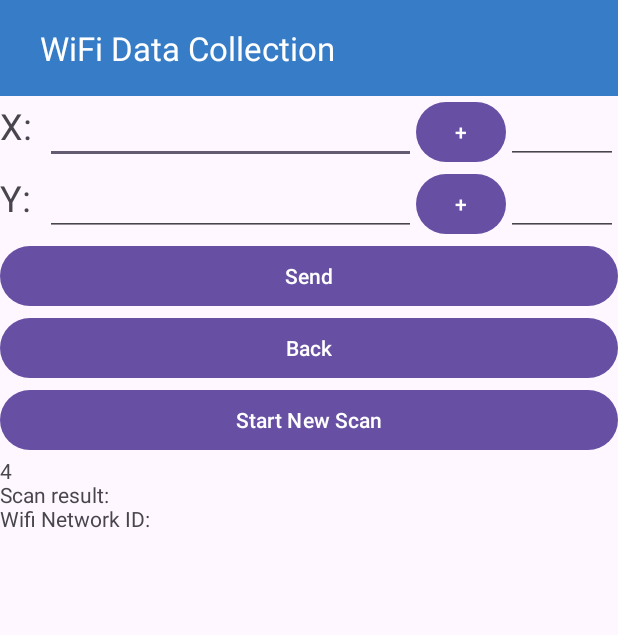
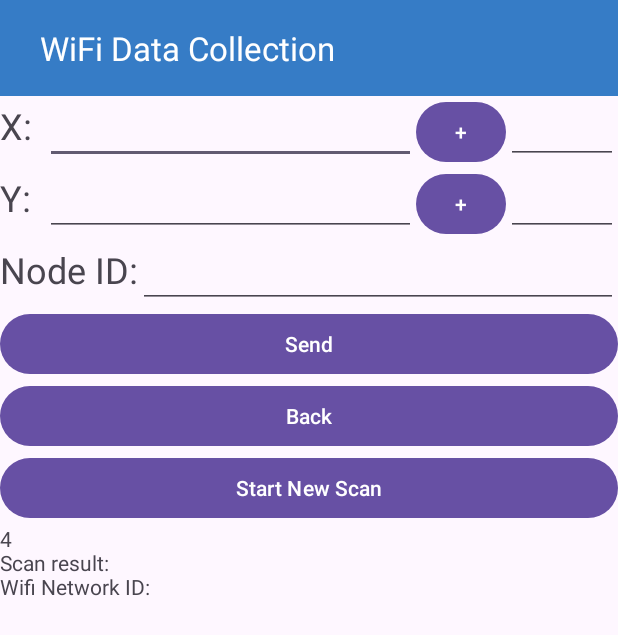
Before and after one commit to Leonard12138/CityU-Indoor-Navigation, an Android app: the screen it shows after launch (WifiDataPick), after a tap on "Data Collection", on a phone screen of 412 x 824 dp. Shown: the top 635 px of the screen. Run offline under Robolectric (Android 15) with nearby library versions, the phone set to English and light mode, and no system bars; 2 statements that could not run were skipped.

Commit message:
add node id

```diff
--- a/Client/app/src/main/java/com/example/cityu_indoor_navigation/datapick/WifiDataPick.java
+++ b/Client/app/src/main/java/com/example/cityu_indoor_navigation/datapick/WifiDataPick.java
@@ -61,6 +61,8 @@ public class WifiDataPick extends AppCompatActivity implements View.OnClickListe
     private OkHttpClient myOkHttpClient;
 
     private BroadcastReceiver wifiScanReceiver;
+
+    private EditText nodeIdInput;
 
     @Override
     protected void onCreate(Bundle savedInstanceState) {
@@ -149,6 +151,7 @@ public class WifiDataPick extends AppCompatActivity implements View.OnClickListe
         yEdit = findViewById(R.id.y_position);
         xInterval = findViewById(R.id.x_interval);
         yInterval = findViewById(R.id.y_interval);
+        nodeIdInput = findViewById(R.id.node_id);
         wifiTextView = findViewById(R.id.wifi_information_exhibit);
         Button sendWifi = findViewById(R.id.wifi_send);    // Send button
         Button wifiBack = findViewById(R.id.wifi_back);    // Back button
@@ -252,11 +255,13 @@ public class WifiDataPick extends AppCompatActivity implements View.OnClickListe
                                 .addFormDataPart("type", "wifi")
                                 .addFormDataPart("x", xEdit.getText().toString())
                                 .addFormDataPart("y", yEdit.getText().toString())
+                                .addFormDataPart("node_id", nodeIdInput.getText().toString())
                                 .addFormDataPart("ori", String.valueOf(tempOri[0]))
                                 .addFormDataPart("ssid", SSID)
                                 .addFormDataPart("bssid", BSSID)
                                 .addFormDataPart("level", String.valueOf(level))
                                 .build();
+
 
                         // Construct request
                         Request sendWifiDataRequest = new Request.Builder()
--- a/Client/app/src/main/res/layout/date_input_layout.xml
+++ b/Client/app/src/main/res/layout/date_input_layout.xml
@@ -63,4 +63,21 @@
             android:inputType="number|numberDecimal"
             android:layout_weight="0.3"/>
     </LinearLayout>
+    <LinearLayout
+        android:orientation="horizontal"
+        android:layout_width="match_parent"
+        android:layout_height="wrap_content">
+        <TextView
+            android:id="@+id/text_node_id"
+            android:layout_width="wrap_content"
+            android:layout_height="wrap_content"
+            android:text="Node ID:"
+            android:textSize="24sp"/>
+        <EditText
+            android:id="@+id/node_id"
+            android:layout_width="0dp"
+            android:layout_height="wrap_content"
+            android:layout_weight="1"
+            android:inputType="text"/>
+    </LinearLayout>
 </LinearLayout>
--- a/Server/src/main/java/com/CityUIndoorNavigation/server/data/WifiData.java
+++ b/Server/src/main/java/com/CityUIndoorNavigation/server/data/WifiData.java
@@ -28,15 +28,16 @@ public class WifiData {
     private int level = 0;
     private String ssid;
     private String bssid;
+    private String node_id;
 
     @Override
     public String toString() {
         if (ssid.contains("'")) {
             ssid.replace("\'", "\\'");
-            return id + "," + imei + "," + X + "," + Y + "," + ori + "," +
+            return id + "," + node_id + "," + imei + "," + X + "," + Y + "," + ori + "," +
                     "'" + ssid + "'" + "," + "'" + bssid + "'" + "," + level;
         } else
-            return id + "," + imei + "," + X + "," + Y + "," + ori + "," +
+            return id + "," + node_id + "," + imei + "," + X + "," + Y + "," + ori + "," +
                     "'" + ssid + "'" + "," + "'" + bssid + "'" + "," + level;
     }
 
--- a/Server/src/main/java/com/CityUIndoorNavigation/server/service/LocateDataService.java
+++ b/Server/src/main/java/com/CityUIndoorNavigation/server/service/LocateDataService.java
@@ -12,5 +12,5 @@ public interface LocateDataService {
 
     void saveWifiData(WifiData wifiData);
 
-	List<WifiData> getWifiData();
+	List<WifiData> getWififingerprint();
 }
--- a/Server/src/main/java/com/CityUIndoorNavigation/server/service/LocateDataServiceImpl.java
+++ b/Server/src/main/java/com/CityUIndoorNavigation/server/service/LocateDataServiceImpl.java
@@ -24,7 +24,7 @@ public class LocateDataServiceImpl implements LocateDataService {
     }
 
 	@Override
-	public List<WifiData> getWifiData() {
+	public List<WifiData> getWififingerprint() {
 		return wifiDataRepository.findAll();
 	}
 }
```
Also changed, not shown: Server/src/main/java/com/CityUIndoorNavigation/server/service/indoorLocateServiceImpl.java (+23 -0 lines).
